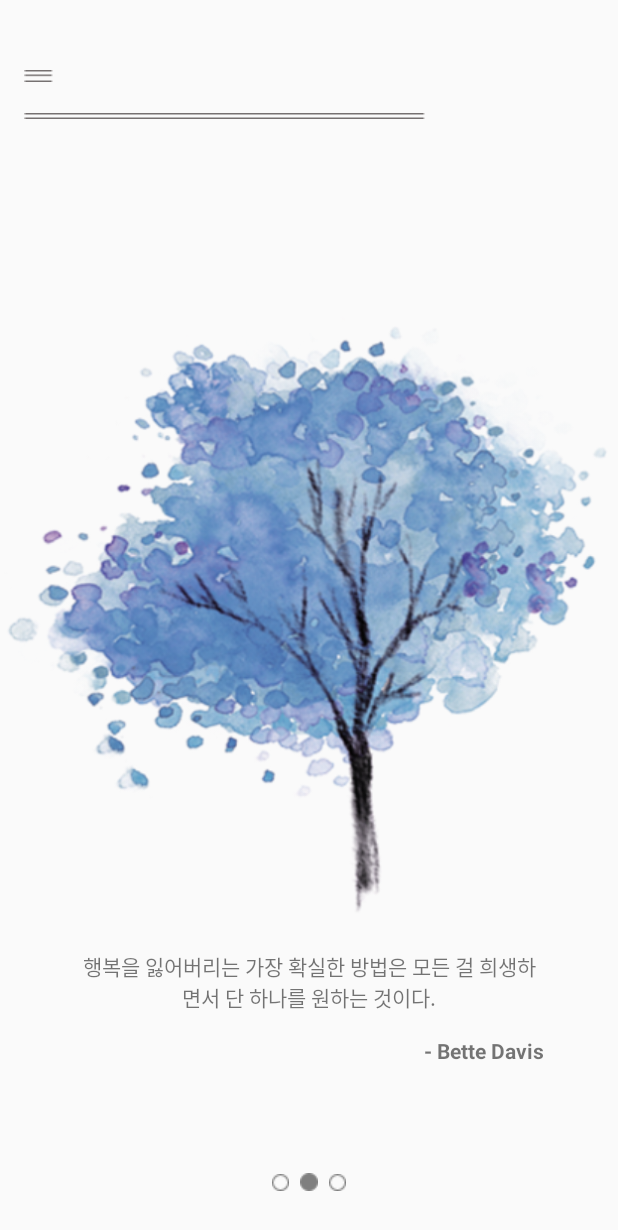
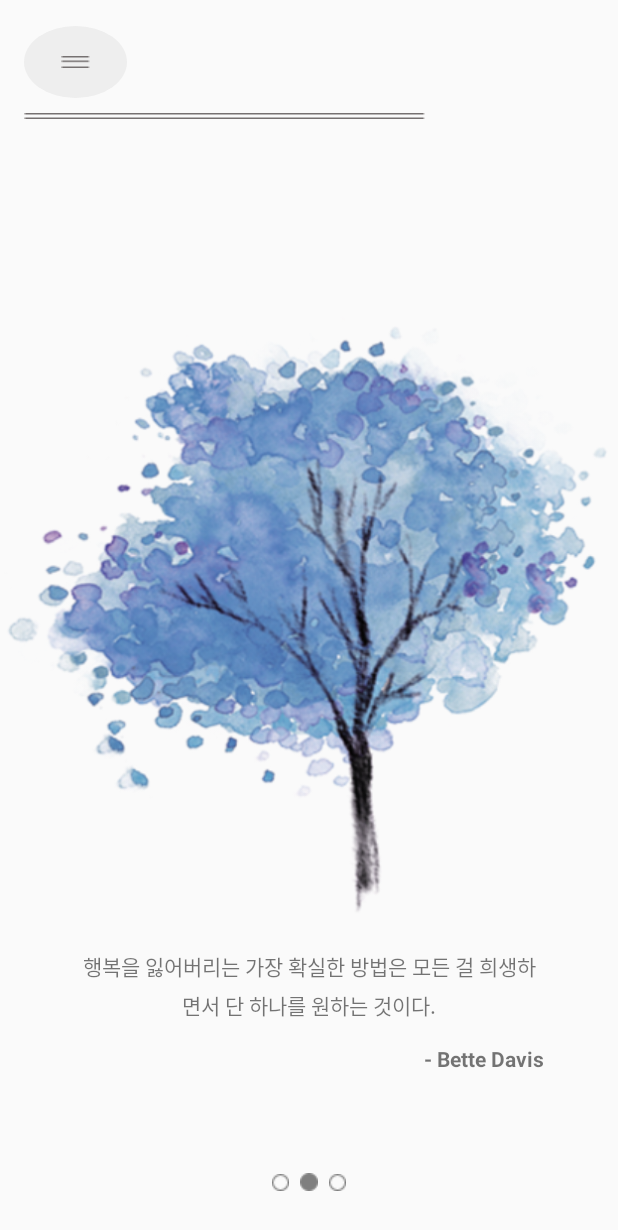
Before and after one commit to Siamw/HHDD-1, an Android app: the secondFragment screen opened directly, with no data from a screen before it, on a phone screen of 412 x 824 dp. Shown: the top 1230 px of the screen. Run offline under Robolectric (Android 15) with nearby library versions, the phone set to English and light mode, and no system bars; libraries missing offline, so code that uses them is left out: com.prolificinteractive.materialcalendarview; 4 statements that could not run were skipped.

Commit message:
2018/05/29 details

```diff
--- a/app/src/main/java/com/hj/hd/hhdd/SplashActivity.java
+++ b/app/src/main/java/com/hj/hd/hhdd/SplashActivity.java
@@ -39,7 +39,7 @@ public class SplashActivity extends AppCompatActivity {
         files = new File (flagPath);
 
         Handler hd = new Handler();
-        hd.postDelayed(new splashhandler(), 5000); // 1초 후에 hd handler 실행  3000ms = 3초
+        hd.postDelayed(new splashhandler(), 2000); // 1초 후에 hd handler 실행  3000ms = 3초
 
 
     }
--- /dev/null
+++ b/app/src/main/res/drawable/click_effect.xml
@@ -0,0 +1,15 @@
+<?xml version="1.0" encoding="utf-8"?>
+<ripple xmlns:android="http://schemas.android.com/apk/res/android"
+    xmlns:tools="http://schemas.android.com/tools"
+    android:color="@color/colorPrimaryDark"
+    tools:targetApi="lollipop"> <!-- ripple effect color -->
+    <item android:id="@android:id/background">
+        <shape android:shape="oval">
+            <solid android:color="#eeeeee" /> <!-- background color -->
+            <padding android:bottom="20dp"
+                android:left="25dp"
+                android:right="25dp"
+                android:top="20dp"></padding>
+        </shape>
+    </item>
+</ripple>
--- a/app/src/main/res/layout/second_view.xml
+++ b/app/src/main/res/layout/second_view.xml
@@ -23,6 +23,7 @@
             android:layout_width="match_parent"
             android:layout_height="wrap_content"
             android:gravity="center"
+            android:lineSpacingExtra="5dp"
             android:text="" />
 
         <TextView
@@ -79,11 +80,13 @@
         android:id="@+id/second_view_menu"
         android:layout_width="wrap_content"
         android:layout_height="wrap_content"
-        android:layout_alignBottom="@+id/second_view_date"
+        android:layout_alignBottom="@+id/second_view_line"
         android:layout_alignLeft="@+id/second_view_line"
         android:layout_alignStart="@+id/second_view_line"
-        app:srcCompat="@drawable/second_view_menu"
+        android:layout_marginBottom="14dp"
+        android:adjustViewBounds="true"
+        android:background="@drawable/click_effect"
         android:scaleType="fitCenter"
-        android:adjustViewBounds="true"/>
+        app:srcCompat="@drawable/second_view_menu" />
 
 </RelativeLayout>
--- a/app/src/main/res/layout/write_view.xml
+++ b/app/src/main/res/layout/write_view.xml
@@ -31,7 +31,8 @@
         android:layout_alignParentRight="true"
         android:layout_marginTop="30dp"
         android:layout_marginRight="35dp"
-        android:text="confirm" />
+        android:text="confirm"
+        android:background="@drawable/click_effect" />
 
     <TextView
         android:id="@+id/write_view_back"
@@ -40,7 +41,8 @@
         android:layout_alignParentLeft="true"
         android:layout_marginTop="30dp"
         android:layout_marginLeft="35dp"
-        android:text="back" />
+        android:text="back"
+        android:background="@drawable/click_effect" />
 
     <ImageView
         android:id="@+id/write_view_line"
--- a/app/src/main/res/values/colors.xml
+++ b/app/src/main/res/values/colors.xml
@@ -1,6 +1,6 @@
 <?xml version="1.0" encoding="utf-8"?>
 <resources>
-    <color name="colorPrimary">#3F51B5</color>
+    <color name="colorPrimary">#d6d6d6</color>
     <color name="colorPrimaryDark">#A4A4A4</color>
     <color name="colorAccent">#FF4081</color>
 </resources>
--- a/build.gradle
+++ b/build.gradle
@@ -8,7 +8,6 @@ buildscript {
     }
     dependencies {
         classpath 'com.android.tools.build:gradle:3.0.1'
-
 
         // NOTE: Do not place your application dependencies here; they belong
         // in the individual module build.gradle files
--- a/titanicMod/src/main/java/com/romainpiel/titanic/library/Titanic.java
+++ b/titanicMod/src/main/java/com/romainpiel/titanic/library/Titanic.java
@@ -48,7 +48,7 @@ public class Titanic {
                 ObjectAnimator maskYAnimator = ObjectAnimator.ofFloat(textView, "maskY", h/2, - h/2);
                 maskYAnimator.setRepeatCount(ValueAnimator.INFINITE);
                 maskYAnimator.setRepeatMode(ValueAnimator.REVERSE);
-                maskYAnimator.setDuration(5000);
+                maskYAnimator.setDuration(2000);
                 maskYAnimator.setStartDelay(0);
 
                 // now play both animations together
```
Also changed, not shown: app/src/main/java/com/hj/hd/hhdd/writeActivity.java (+24 -20 lines), app/src/main/res/layout/third_view.xml (+6 -4 lines).
